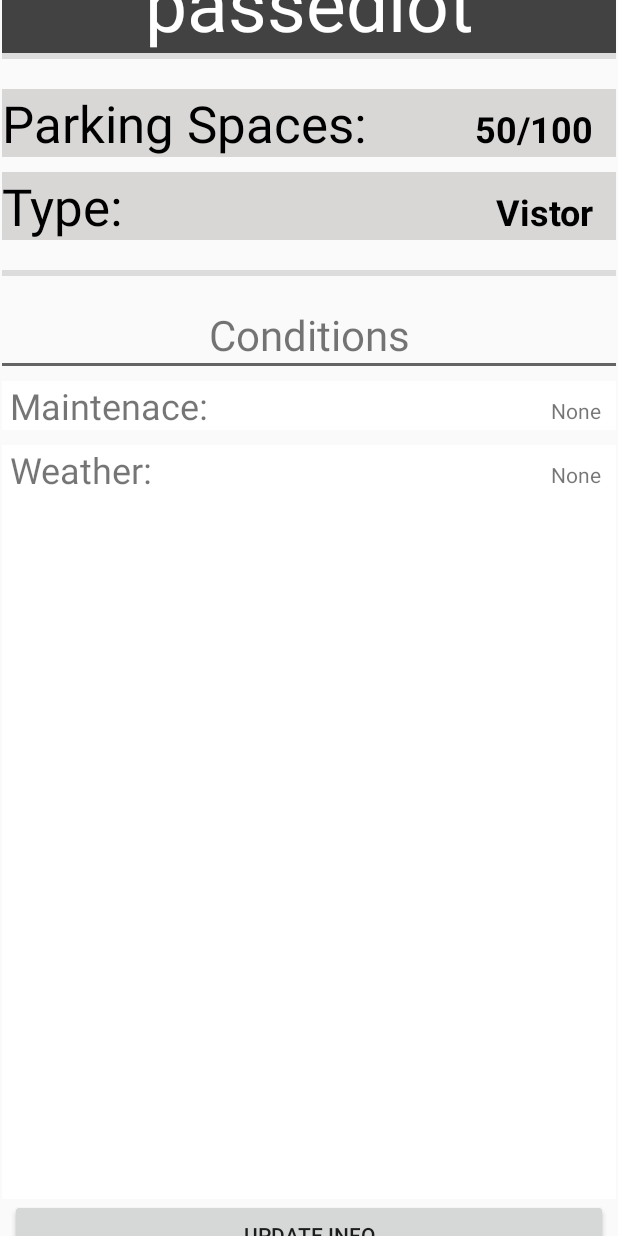
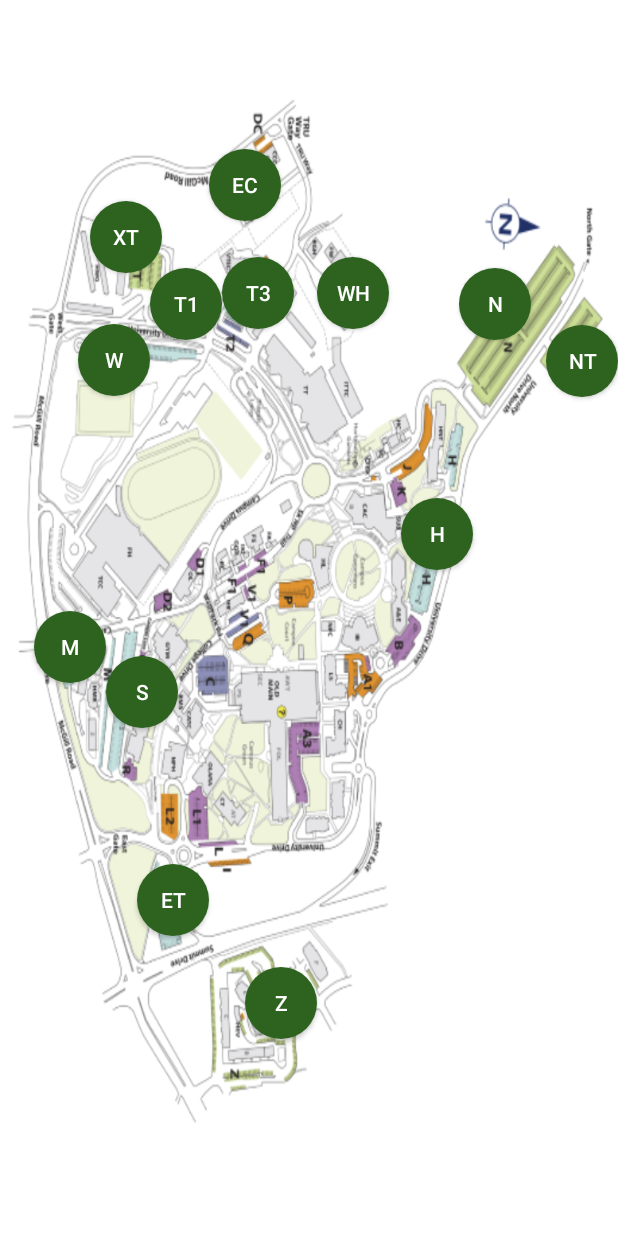
Before and after one commit to Uzaldan/Parkit, an Android app built with Jetpack Compose: the screen it shows after launch (MainActivity), after a tap on "MAP", on a phone screen of 412 x 824 dp. Run offline under Robolectric (Android 15) with nearby library versions, the phone set to English and light mode, and no system bars.

Commit message:
added parking.png added circle_button.xml added activity_feedback.xml added activity_parkingmap.xml app barely allows you to click through each piece this is more of a hollow shell to be filled with database info rn.

```diff
--- a/app/src/main/java/com/example/myapplication/MainActivity.kt
+++ b/app/src/main/java/com/example/myapplication/MainActivity.kt
@@ -1,16 +1,9 @@
 package com.example.myapplication
 
-import android.content.Intent
 import android.os.Bundle
-import android.view.View
 import android.widget.Button
-import android.widget.TextView
-import android.widget.Toast
 import androidx.activity.ComponentActivity
-import androidx.activity.compose.setContent
-import androidx.compose.foundation.layout.fillMaxSize
-import androidx.compose.material3.MaterialTheme
-import androidx.compose.material3.Surface
+import androidx.cardview.widget.CardView
 import androidx.compose.material3.Text
 import androidx.compose.runtime.Composable
 import androidx.compose.ui.Modifier
@@ -18,27 +11,49 @@ import androidx.compose.ui.tooling.preview.Preview
 import com.example.myapplication.ui.theme.MyApplicationTheme
 
 class MainActivity : ComponentActivity() {
+
     override fun onCreate(savedInstanceState: Bundle?) {
 
         super.onCreate(savedInstanceState)
         setContentView(R.layout.activity_mainactivity)
         val lotListB = findViewById<Button>(R.id.lotListButton)
         val mapB = findViewById<Button>(R.id.mapButton)
-        val subInfoB = findViewById<Button>(R.id.submitInfoButton)
+        val items = arrayOf("25%", "50%", "75%", "100%")
+        val feedbackB = findViewById<Button>(R.id.feedbackButton)
        // val B= findViewById<Button>(R.id.)
        // val B= findViewById<Button>(R.id.)
         //val B= findViewById<Button>(R.id.)
-       // val B= findViewById<Button>(R.id.)
-       // val B= findViewById<Button>(R.id.)
-        subInfoB.setOnClickListener{
-            setContentView(R.layout.activity_lotlist)
+        //val mapB= findViewById<Button>(R.id.mapButton)
+        var hashMap : HashMap<String, Int> = HashMap<String, Int> ()
+        hashMap.put("" , 3000)
+
+        mapB.setOnClickListener{
+            setContentView(R.layout.activity_parkingmap)
+
         }
+
+      feedbackB.setOnClickListener{
+          setContentView(R.layout.activity_feedback)
+
+      }
         lotListB.setOnClickListener{
             setContentView(R.layout.activity_lotlist)
+
+            val cardkl = findViewById<CardView>(R.id.layoutW)
+            val carda = findViewById<CardView>(R.id.layoutNT)
+            val cardb = findViewById<CardView>(R.id.layoutN)
+            val cardc = findViewById<CardView>(R.id.layoutM)
+            val cardd = findViewById<CardView>(R.id.layoutH)
+            val cardEC = findViewById<CardView>(R.id.layoutEC) .setOnClickListener{
+                    setContentView(R.layout.activity_lotinfo)
+                    val updateB= findViewById<Button>(R.id.LI_Update_button)
+                    updateB.setOnClickListener{
+                        setContentView(R.layout.activity_editlot)
+                    }
+
+                }
         }
-        mapB.setOnClickListener{
-            setContentView(R.layout.activity_lotinfo)
-        }
+        mapB
 
     }
     }
--- /dev/null
+++ b/app/src/main/res/drawable/circle_button.xml
@@ -0,0 +1,14 @@
+<?xml version="1.0" encoding="utf-8"?>
+<selector  xmlns:android="http://schemas.android.com/apk/res/android">
+        <item android:state_pressed="false">
+            <shape android:shape="oval">
+                <solid android:color="#2E631F"/>
+            </shape>
+        </item>
+        <item android:state_pressed="true">
+            <shape android:shape="oval">
+                <solid android:color="#375C38"/>
+            </shape>
+        </item>
+
+</selector>
--- /dev/null
+++ b/app/src/main/res/layout/activity_parkingmap.xml
@@ -0,0 +1,219 @@
+<?xml version="1.0" encoding="utf-8"?>
+<androidx.constraintlayout.widget.ConstraintLayout xmlns:android="http://schemas.android.com/apk/res/android"
+    xmlns:app="http://schemas.android.com/apk/res-auto"
+    xmlns:tools="http://schemas.android.com/tools"
+    android:layout_width="match_parent"
+    android:layout_height="match_parent">
+
+   <Button
+       android:id="@+id/et_mapButton"
+       android:layout_width="48dp"
+       android:layout_height="48dp"
+       android:background="@drawable/circle_button"
+       android:gravity="center_vertical|center_horizontal"
+       android:text="ET"
+       android:textColor="#FFFFFF"
+       app:layout_constraintBottom_toBottomOf="parent"
+       app:layout_constraintEnd_toEndOf="parent"
+       app:layout_constraintHorizontal_bias="0.25"
+       app:layout_constraintStart_toStartOf="parent"
+       app:layout_constraintTop_toTopOf="parent"
+       app:layout_constraintVertical_bias="0.742" />
+
+   <Button
+       android:id="@+id/s_mapButton"
+       android:layout_width="48dp"
+       android:layout_height="48dp"
+       android:background="@drawable/circle_button"
+       android:gravity="center_vertical|center_horizontal"
+       android:text="S"
+       android:textColor="#FFFFFF"
+       app:layout_constraintBottom_toBottomOf="parent"
+       app:layout_constraintEnd_toEndOf="parent"
+       app:layout_constraintHorizontal_bias="0.195"
+       app:layout_constraintStart_toStartOf="parent"
+       app:layout_constraintTop_toTopOf="parent"
+       app:layout_constraintVertical_bias="0.564" />
+
+   <Button
+       android:id="@+id/m_mapButton"
+       android:layout_width="48dp"
+       android:layout_height="48dp"
+       android:background="@drawable/circle_button"
+       android:gravity="center_vertical|center_horizontal"
+       android:text="M"
+       android:textColor="#FFFFFF"
+       app:layout_constraintBottom_toBottomOf="parent"
+       app:layout_constraintEnd_toEndOf="parent"
+       app:layout_constraintHorizontal_bias="0.063"
+       app:layout_constraintStart_toStartOf="parent"
+       app:layout_constraintTop_toTopOf="parent"
+       app:layout_constraintVertical_bias="0.525" />
+
+   <ImageView
+       android:id="@+id/imageView2"
+       android:layout_width="wrap_content"
+       android:layout_height="0dp"
+       android:contentDescription="map"
+       android:scaleType="fitXY"
+       android:src='@drawable/parking'
+       app:layout_constraintBottom_toBottomOf="parent"
+       app:layout_constraintEnd_toEndOf="parent"
+       app:layout_constraintHorizontal_bias="0.0"
+       app:layout_constraintStart_toStartOf="parent"
+       app:layout_constraintTop_toTopOf="parent"
+       app:layout_constraintVertical_bias="0.0"
+       app:srcCompat="@drawable/parking" />
+
+   <Button
+       android:id="@+id/wh_mapButton"
+       android:layout_width="48dp"
+       android:layout_height="48dp"
+       android:background="@drawable/circle_button"
+       android:gravity="center_vertical|center_horizontal"
+       android:text="WH"
+       android:textColor="#FFFFFF"
+       app:layout_constraintBottom_toBottomOf="parent"
+       app:layout_constraintEnd_toEndOf="parent"
+       app:layout_constraintHorizontal_bias="0.581"
+       app:layout_constraintStart_toStartOf="parent"
+       app:layout_constraintTop_toTopOf="parent"
+       app:layout_constraintVertical_bias="0.221" />
+
+   <Button
+       android:id="@+id/t3_mapButton"
+       android:layout_width="48dp"
+       android:layout_height="48dp"
+       android:background="@drawable/circle_button"
+       android:gravity="center_vertical|center_horizontal"
+       android:text="T3"
+       android:textColor="#FFFFFF"
+       app:layout_constraintBottom_toBottomOf="parent"
+       app:layout_constraintEnd_toEndOf="parent"
+       app:layout_constraintHorizontal_bias="0.407"
+       app:layout_constraintStart_toStartOf="parent"
+       app:layout_constraintTop_toTopOf="parent"
+       app:layout_constraintVertical_bias="0.221" />
+
+   <Button
+       android:id="@+id/t1_mapButton"
+       android:layout_width="48dp"
+       android:layout_height="48dp"
+       android:background="@drawable/circle_button"
+       android:gravity="center_vertical|center_horizontal"
+       android:text="T1"
+       android:textColor="#FFFFFF"
+       app:layout_constraintBottom_toBottomOf="parent"
+       app:layout_constraintEnd_toEndOf="parent"
+       app:layout_constraintHorizontal_bias="0.275"
+       app:layout_constraintStart_toStartOf="parent"
+       app:layout_constraintTop_toTopOf="parent"
+       app:layout_constraintVertical_bias="0.23" />
+
+   <Button
+       android:id="@+id/xt_mapButton"
+       android:layout_width="48dp"
+       android:layout_height="48dp"
+       android:background="@drawable/circle_button"
+       android:gravity="center_vertical|center_horizontal"
+       android:text="XT"
+       android:textColor="#FFFFFF"
+       app:layout_constraintBottom_toBottomOf="parent"
+       app:layout_constraintEnd_toEndOf="parent"
+       app:layout_constraintHorizontal_bias="0.165"
+       app:layout_constraintStart_toStartOf="parent"
+       app:layout_constraintTop_toTopOf="parent"
+       app:layout_constraintVertical_bias="0.173" />
+
+   <Button
+       android:id="@+id/ec_mapButton"
+       android:layout_width="48dp"
+       android:layout_height="48dp"
+       android:background="@drawable/circle_button"
+       android:gravity="center_vertical|center_horizontal"
+       android:text="EC"
+       android:textColor="#FFFFFF"
+       app:layout_constraintBottom_toBottomOf="parent"
+       app:layout_constraintEnd_toEndOf="parent"
+       app:layout_constraintHorizontal_bias="0.382"
+       app:layout_constraintStart_toStartOf="parent"
+       app:layout_constraintTop_toTopOf="parent"
+       app:layout_constraintVertical_bias="0.128" />
+
+   <Button
+       android:id="@+id/w_mapButton"
+       android:layout_width="48dp"
+       android:layout_height="48dp"
+       android:background="@drawable/circle_button"
+       android:gravity="center_vertical|center_horizontal"
+       android:text="W"
+       android:textColor="#FFFFFF"
+       app:layout_constraintBottom_toBottomOf="parent"
+       app:layout_constraintEnd_toEndOf="parent"
+       app:layout_constraintHorizontal_bias="0.143"
+       app:layout_constraintStart_toStartOf="parent"
+       app:layout_constraintTop_toTopOf="parent"
+       app:layout_constraintVertical_bias="0.278" />
+
+   <Button
+       android:id="@+id/h_mapButton"
+       android:layout_width="48dp"
+       android:layout_height="48dp"
+       android:background="@drawable/circle_button"
+       android:gravity="center_vertical|center_horizontal"
+       android:text="H"
+       android:textColor="#FFFFFF"
+       app:layout_constraintBottom_toBottomOf="parent"
+       app:layout_constraintEnd_toEndOf="parent"
+       app:layout_constraintHorizontal_bias="0.735"
+       app:layout_constraintStart_toStartOf="parent"
+       app:layout_constraintTop_toTopOf="parent"
+       app:layout_constraintVertical_bias="0.428" />
+
+   <Button
+       android:id="@+id/nt_mapButton"
+       android:layout_width="48dp"
+       android:layout_height="48dp"
+       android:background="@drawable/circle_button"
+       android:gravity="center_vertical|center_horizontal"
+       android:text="NT"
+       android:textColor="#FFFFFF"
+       app:layout_constraintBottom_toBottomOf="parent"
+       app:layout_constraintEnd_toEndOf="parent"
+       app:layout_constraintHorizontal_bias="1.0"
+       app:layout_constraintStart_toStartOf="parent"
+       app:layout_constraintTop_toTopOf="parent"
+       app:layout_constraintVertical_bias="0.279" />
+
+   <Button
+       android:id="@+id/n_mapButton"
+       android:layout_width="48dp"
+       android:layout_height="48dp"
+       android:background="@drawable/circle_button"
+       android:gravity="center_vertical|center_horizontal"
+       android:text="N"
+       android:textColor="#FFFFFF"
+       app:layout_constraintBottom_toBottomOf="parent"
+       app:layout_constraintEnd_toEndOf="parent"
+       app:layout_constraintHorizontal_bias="0.84"
+       app:layout_constraintStart_toStartOf="parent"
+       app:layout_constraintTop_toTopOf="parent"
+       app:layout_constraintVertical_bias="0.23" />
+
+   <Button
+       android:id="@+id/z_mapButton"
+       android:layout_width="48dp"
+       android:layout_height="48dp"
+       android:background="@drawable/circle_button"
+       android:gravity="center_vertical|center_horizontal"
+       android:text="Z"
+       android:textColor="#FFFFFF"
+       app:layout_constraintBottom_toBottomOf="parent"
+       app:layout_constraintEnd_toEndOf="parent"
+       app:layout_constraintHorizontal_bias="0.449"
+       app:layout_constraintStart_toStartOf="parent"
+       app:layout_constraintTop_toTopOf="parent"
+       app:layout_constraintVertical_bias="0.831" />
+
+
+</androidx.constraintlayout.widget.ConstraintLayout>
```
Also changed, not shown: app/src/main/java/com/example/myapplication/Parking_map.kt (deleted, +0 -48 lines), app/src/main/res/layout/activity_editlot.xml (added, +123 -0 lines), app/src/main/res/layout/activity_feedback.xml (added, +83 -0 lines), app/src/main/res/layout/activity_lotinfo.xml (+40 -17 lines), app/src/main/res/layout/activity_lotlist.xml (+23 -14 lines), app/src/main/res/layout/activity_mainactivity.xml (+0 -11 lines), app/src/main/res/layout/activity_parking_map.xml (deleted, +0 -9 lines), app/src/main/res/values/strings.xml (+8 -0 lines), app/src/main/res/drawable/parking.png (added), 2 other files.
